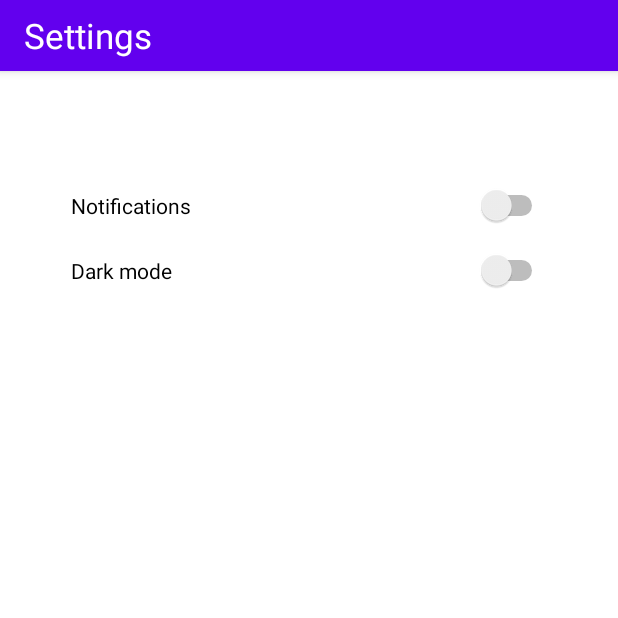
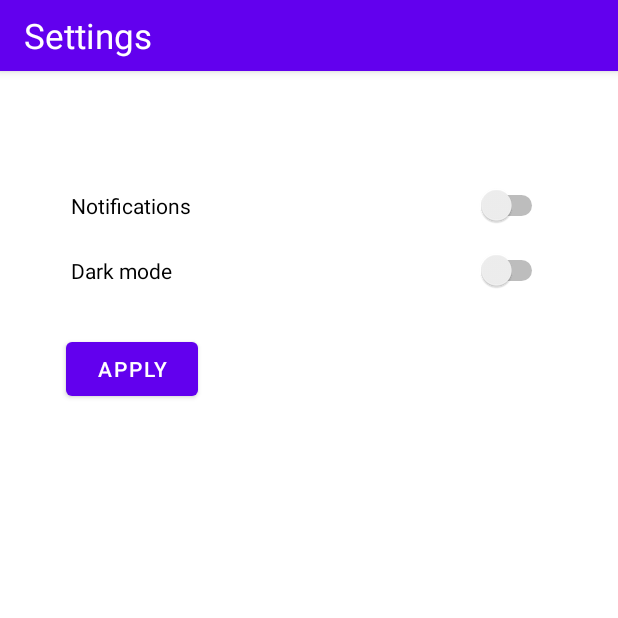
Before and after one commit to Digitaalitontut/Meds-Memory, an Android app: the screen it shows after launch (Settings), after a tap on "•••", on a phone screen of 412 x 824 dp, the top half of it. Run offline under Robolectric (Android 15) with nearby library versions, the phone set to English and light mode, and no system bars.

Commit message:
First working example of app settings

```diff
--- /dev/null
+++ b/app/src/main/java/business/AppSettingsStorage.java
@@ -0,0 +1,76 @@
+package business;
+
+import android.content.Context;
+import android.content.SharedPreferences;
+
+import com.example.medsmemory.Application;
+
+import java.util.Set;
+
+public class AppSettingsStorage {
+    private static AppSettingsStorage _instance = null;
+
+    public static enum Setting {
+        DARK_MODE,
+        NOTIFICATIONS_ENABLED
+    }
+
+    private SharedPreferences sharedPref = Application.getAppContext().getSharedPreferences("MEDS_MEMORY_SETTINGS", Context.MODE_PRIVATE);
+    private SharedPreferences.Editor getEditor() {return sharedPref.edit();}
+
+    private AppSettingsStorage() {}
+
+    public static AppSettingsStorage getInstance() {
+        if(_instance == null) AppSettingsStorage._instance = new AppSettingsStorage();
+        return _instance;
+    }
+
+    public void remove(Setting setting) {
+        getEditor().remove(setting.toString()).commit();
+    }
+
+    public void set(Setting setting, int value) {
+        getEditor().putInt(setting.toString(), value).commit();
+    }
+
+    public void set(Setting setting, float value) {
+        getEditor().putFloat(setting.toString(),value).commit();
+    }
+
+    public void set(Setting setting, boolean value) {
+        getEditor().putBoolean(setting.toString(),value).commit();
+    }
+
+    public void set(Setting setting, long value) {
+        getEditor().putLong(setting.toString(),value).commit();
+    }
+
+    public void set(Setting setting, String value) {
+        getEditor().putString(setting.toString(),value).commit();
+    }
+
+    public void set(Setting setting, Set<String> value) {
+        getEditor().putStringSet(setting.toString(),value).commit();
+    }
+
+    public int get(Setting setting, int defaultValue) {
+        return sharedPref.getInt(setting.toString(), defaultValue);
+    }
+
+    public float get(Setting setting, float defaultValue) {
+        return sharedPref.getFloat(setting.toString(), defaultValue);
+    }
+
+    public boolean get(Setting setting, boolean defaultValue) {
+        return sharedPref.getBoolean(setting.toString(), defaultValue);
+    }
+    public long get(Setting setting, long defaultValue) {
+        return sharedPref.getLong(setting.toString(), defaultValue);
+    }
+    public String get(Setting setting, String defaultValue) {
+        return sharedPref.getString(setting.toString(), defaultValue);
+    }
+    public Set<String> get(Setting setting, Set<String> defaultValue) {
+        return sharedPref.getStringSet(setting.toString(), defaultValue);
+    }
+}
--- a/app/src/main/java/com/example/medsmemory/Application.java
+++ b/app/src/main/java/com/example/medsmemory/Application.java
@@ -1,6 +1,10 @@
 package com.example.medsmemory;
 
 import android.content.Context;
+
+import androidx.appcompat.app.AppCompatDelegate;
+
+import business.AppSettingsStorage;
 
 public class Application extends android.app.Application {
     private static Context context;
@@ -8,6 +12,9 @@ public class Application extends android.app.Application {
     public void onCreate() {
         super.onCreate();
         Application.context = getApplicationContext();
+
+        AppCompatDelegate.setDefaultNightMode(AppSettingsStorage.getInstance().get(AppSettingsStorage.Setting.DARK_MODE, false) ? AppCompatDelegate.MODE_NIGHT_YES : AppCompatDelegate.MODE_NIGHT_NO);
+
     }
 
     public static Context getAppContext() {
--- a/app/src/main/res/layout/activity_settings.xml
+++ b/app/src/main/res/layout/activity_settings.xml
@@ -42,4 +42,16 @@
         android:orientation="horizontal"
         app:layout_constraintGuide_percent="0.15" />
 
+    <Button
+        android:id="@+id/applySettingsButton"
+        android:layout_width="wrap_content"
+        android:layout_height="wrap_content"
+        android:layout_marginStart="44dp"
+        android:layout_marginLeft="44dp"
+        android:layout_marginTop="28dp"
+        android:onClick="applySettings"
+        android:text="@string/apply_button"
+        app:layout_constraintStart_toStartOf="parent"
+        app:layout_constraintTop_toBottomOf="@+id/switchTheme" />
+
 </androidx.constraintlayout.widget.ConstraintLayout>
--- a/app/src/main/res/values/strings.xml
+++ b/app/src/main/res/values/strings.xml
@@ -14,4 +14,5 @@
     <string name="switch_notifications">Notifications</string>
     <string name="switch_theme">Dark mode</string>
     <string name="text_appname">MEDS MEMORY</string>
+    <string name="apply_button">Apply</string>
 </resources>
```
Also changed, not shown: app/src/main/java/com/example/medsmemory/Settings.java (+15 -0 lines).
